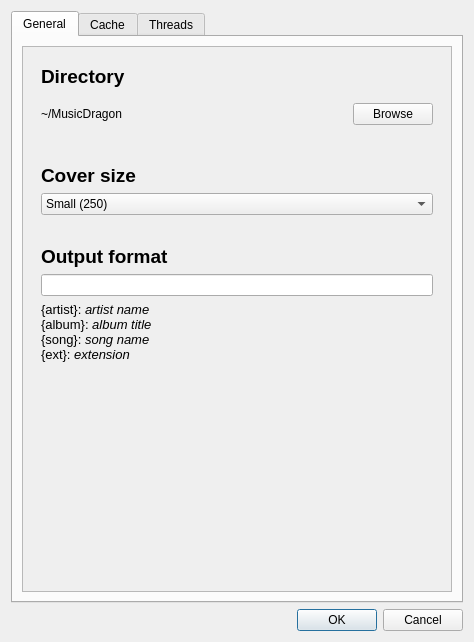
Above: res/ui/preferenceswindow.ui from Docheinstein/music-dragon before the change. Below: the same form after it.
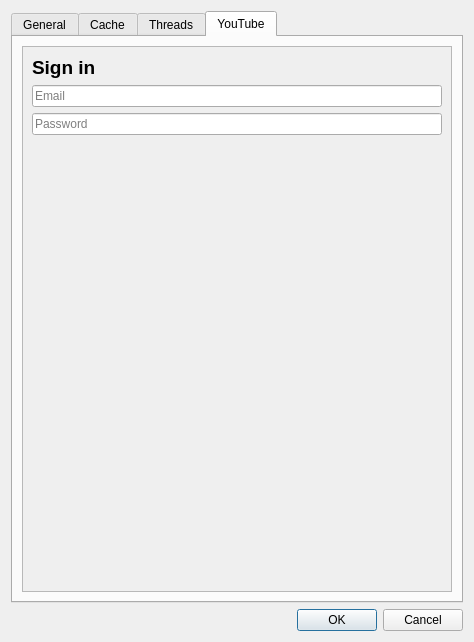
That is the form after the change. Icons and pictures are not drawn. Custom widgets are drawn as their Qt base class.

```diff
--- a/res/ui/preferenceswindow.ui
+++ b/res/ui/preferenceswindow.ui
@@ -17,7 +17,7 @@
    <item>
     <widget class="QTabWidget" name="tabWidget">
      <property name="currentIndex">
-      <number>0</number>
+      <number>3</number>
      </property>
      <widget class="QWidget" name="tab">
       <attribute name="title">
@@ -445,6 +445,82 @@
        </item>
       </layout>
      </widget>
+     <widget class="QWidget" name="tab_4">
+      <attribute name="title">
+       <string>YouTube</string>
+      </attribute>
+      <layout class="QVBoxLayout" name="verticalLayout_14">
+       <item>
+        <widget class="QScrollArea" name="scrollArea_4">
+         <property name="widgetResizable">
+          <bool>true</bool>
+         </property>
+         <widget class="QWidget" name="scrollAreaWidgetContents_4">
+          <property name="geometry">
+           <rect>
+            <x>0</x>
+            <y>0</y>
+            <width>438</width>
+            <height>533</height>
+           </rect>
+          </property>
+          <layout class="QVBoxLayout" name="verticalLayout_15">
+           <item>
+            <widget class="QLabel" name="label_10">
+             <property name="font">
+              <font>
+               <pointsize>14</pointsize>
+               <weight>75</weight>
+               <bold>true</bold>
+              </font>
+             </property>
+             <property name="text">
+              <string>Sign in</string>
+             </property>
+            </widget>
+           </item>
+           <item>
+            <widget class="QLineEdit" name="youtubeEmail">
+             <property name="inputMethodHints">
+              <set>Qt::ImhEmailCharactersOnly</set>
+             </property>
+             <property name="placeholderText">
+              <string>Email</string>
+             </property>
+            </widget>
+           </item>
+           <item>
+            <widget class="QLineEdit" name="youtubePassword">
+             <property name="inputMethodHints">
+              <set>Qt::ImhHiddenText|Qt::ImhNoAutoUppercase|Qt::ImhNoPredictiveText|Qt::ImhSensitiveData</set>
+             </property>
+             <property name="echoMode">
+              <enum>QLineEdit::Password</enum>
+             </property>
+             <property name="placeholderText">
+              <string>Password</string>
+             </property>
+            </widget>
+           </item>
+           <item>
+            <spacer name="verticalSpacer_4">
+             <property name="orientation">
+              <enum>Qt::Vertical</enum>
+             </property>
+             <property name="sizeHint" stdset="0">
+              <size>
+               <width>20</width>
+               <height>40</height>
+              </size>
+             </property>
+            </spacer>
+           </item>
+          </layout>
+         </widget>
+        </widget>
+       </item>
+      </layout>
+     </widget>
     </widget>
    </item>
    <item>
```
